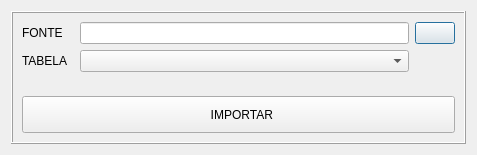
First picture: the form in ui/ImportBackupDialog.ui, repository Paulo1402/Controle-de-Estoque, before the edit.
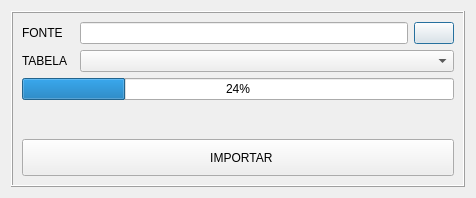
Second picture: the form after the edit. Icons and pictures are not drawn.

Commit message: backup import and do backup features implemented

What changed in the file:
```diff
--- a/ui/ImportBackupDialog.ui
+++ b/ui/ImportBackupDialog.ui
@@ -2,19 +2,22 @@
 <ui version="4.0">
  <class>Dialog</class>
  <widget class="QDialog" name="Dialog">
+  <property name="windowModality">
+   <enum>Qt::NonModal</enum>
+  </property>
   <property name="geometry">
    <rect>
     <x>0</x>
     <y>0</y>
-    <width>477</width>
-    <height>155</height>
+    <width>476</width>
+    <height>198</height>
    </rect>
   </property>
   <property name="windowTitle">
    <string>IMPORTAR BACKUP</string>
   </property>
   <layout class="QGridLayout" name="gridLayout">
-   <item row="1" column="0" rowspan="2">
+   <item row="3" column="0">
     <widget class="QFrame" name="frame">
      <property name="frameShape">
       <enum>QFrame::Box</enum>
@@ -23,7 +26,7 @@
       <enum>QFrame::Raised</enum>
      </property>
      <layout class="QGridLayout" name="gridLayout_2">
-      <item row="0" column="0">
+      <item row="1" column="0">
        <widget class="QLabel" name="label_2">
         <property name="text">
          <string>FONTE</string>
@@ -33,10 +36,33 @@
         </property>
        </widget>
       </item>
+      <item row="2" column="0">
+       <widget class="QLabel" name="label">
+        <property name="sizePolicy">
+         <sizepolicy hsizetype="Preferred" vsizetype="Preferred">
+          <horstretch>0</horstretch>
+          <verstretch>0</verstretch>
+         </sizepolicy>
+        </property>
+        <property name="text">
+         <string>TABELA</string>
+        </property>
+        <property name="buddy">
+         <cstring>cb_table</cstring>
+        </property>
+       </widget>
+      </item>
       <item row="1" column="2">
+       <widget class="QLineEdit" name="txt_source">
+        <property name="readOnly">
+         <bool>true</bool>
+        </property>
+       </widget>
+      </item>
+      <item row="2" column="2" colspan="2">
        <widget class="QComboBox" name="cb_table"/>
       </item>
-      <item row="0" column="3">
+      <item row="1" column="3">
        <widget class="QPushButton" name="bt_open">
         <property name="sizePolicy">
          <sizepolicy hsizetype="Fixed" vsizetype="Fixed">
@@ -56,14 +82,7 @@
         </property>
        </widget>
       </item>
-      <item row="0" column="2">
-       <widget class="QLineEdit" name="txt_source">
-        <property name="readOnly">
-         <bool>true</bool>
-        </property>
-       </widget>
-      </item>
-      <item row="3" column="0" colspan="4">
+      <item row="6" column="0" colspan="4">
        <widget class="QPushButton" name="bt_import">
         <property name="minimumSize">
          <size>
@@ -93,23 +112,7 @@
         </property>
        </widget>
       </item>
-      <item row="1" column="0">
-       <widget class="QLabel" name="label">
-        <property name="sizePolicy">
-         <sizepolicy hsizetype="Preferred" vsizetype="Preferred">
-          <horstretch>0</horstretch>
-          <verstretch>0</verstretch>
-         </sizepolicy>
-        </property>
-        <property name="text">
-         <string>TABELA</string>
-        </property>
-        <property name="buddy">
-         <cstring>cb_table</cstring>
-        </property>
-       </widget>
-      </item>
-      <item row="2" column="0">
+      <item row="5" column="2">
        <spacer name="verticalSpacer">
         <property name="orientation">
          <enum>Qt::Vertical</enum>
@@ -122,6 +125,28 @@
         </property>
        </spacer>
       </item>
+      <item row="4" column="0" colspan="4">
+       <widget class="QProgressBar" name="progress_bar">
+        <property name="value">
+         <number>24</number>
+        </property>
+        <property name="alignment">
+         <set>Qt::AlignLeading|Qt::AlignLeft|Qt::AlignVCenter</set>
+        </property>
+        <property name="textVisible">
+         <bool>true</bool>
+        </property>
+        <property name="orientation">
+         <enum>Qt::Horizontal</enum>
+        </property>
+        <property name="invertedAppearance">
+         <bool>false</bool>
+        </property>
+        <property name="textDirection">
+         <enum>QProgressBar::TopToBottom</enum>
+        </property>
+       </widget>
+      </item>
      </layout>
     </widget>
    </item>
```
The commit also changes 12 other files.
